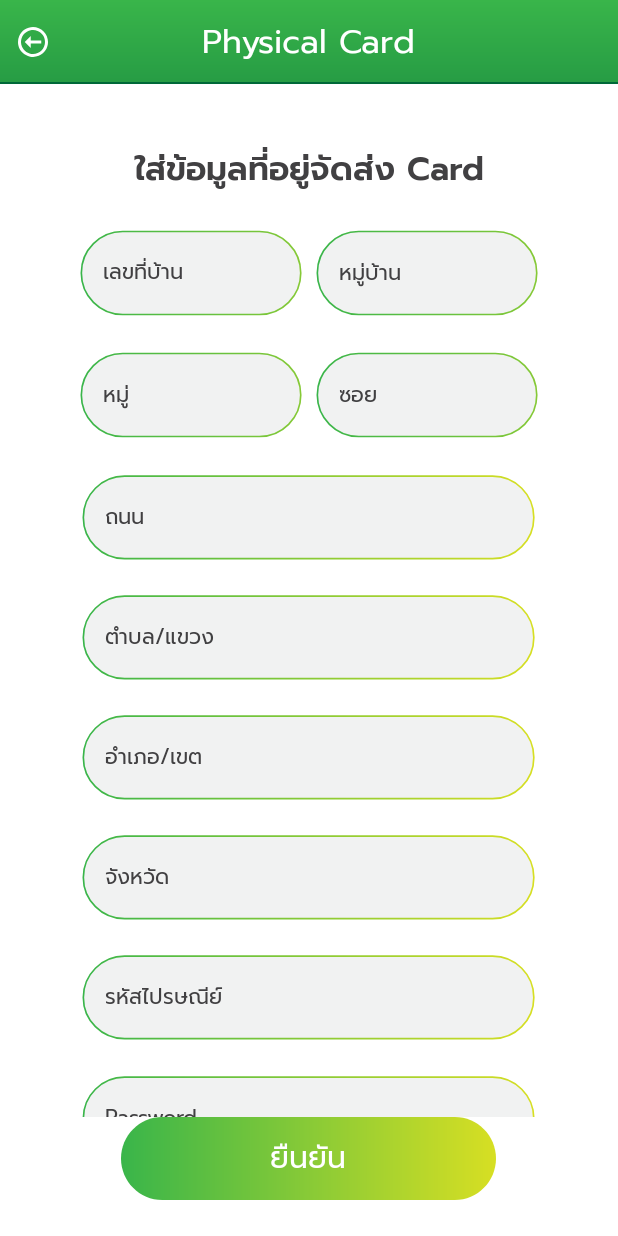
After one commit to bongkochpower/exchange-android, an Android app: the RequestNewCardFragment screen opened through its navigation route, on a phone screen of 412 x 824 dp. The commit adds this screen. Run offline under Robolectric (Android 15) with nearby library versions, the light colour scheme and no system bars; our stand-ins replace RxJava, data binding; 7 statements that could not run were skipped.

Commit message:
update cards

```diff
--- a/app/src/main/java/com/powersoftlab/exchange_android/ui/page/main/cards/CardsActivity.kt
+++ b/app/src/main/java/com/powersoftlab/exchange_android/ui/page/main/cards/CardsActivity.kt
@@ -7,13 +7,17 @@ import android.text.TextWatcher
 import android.view.View
 import androidx.core.content.ContextCompat
 import androidx.core.view.isVisible
+import androidx.fragment.app.Fragment
 import androidx.fragment.app.FragmentTransaction
 import androidx.lifecycle.lifecycleScope
+import androidx.navigation.findNavController
+import androidx.navigation.fragment.findNavController
 import com.powersoftlab.exchange_android.R
 import com.powersoftlab.exchange_android.common.alert.AppAlert
 import com.powersoftlab.exchange_android.databinding.ActivityCardsBinding
 import com.powersoftlab.exchange_android.databinding.ActivityExchangeBinding
 import com.powersoftlab.exchange_android.databinding.ItemRvExchangeCurrencyBinding
+import com.powersoftlab.exchange_android.ext.getCurrentFragment
 import com.powersoftlab.exchange_android.ext.hideKeyboard
 import com.powersoftlab.exchange_android.ext.isMonoClickable
 import com.powersoftlab.exchange_android.ext.monoLastTimeClick
@@ -27,7 +31,10 @@ import com.powersoftlab.exchange_android.ui.list.adapter.SimpleRecyclerViewAdapt
 import com.powersoftlab.exchange_android.ui.list.viewholder.bind.ExchangeHolderHelper.initExchangeFrom
 import com.powersoftlab.exchange_android.ui.list.viewholder.bind.ExchangeHolderHelper.initExchangeTo
 import com.powersoftlab.exchange_android.ui.page.base.BaseActivity
+import com.powersoftlab.exchange_android.ui.page.base.OnBackPressedFragment
+import com.powersoftlab.exchange_android.ui.page.login.register.TermRegisterFragment
 import com.powersoftlab.exchange_android.ui.page.login.register.register.RegisterFragment
+import com.powersoftlab.exchange_android.ui.page.main.cards.request_new_card.RequestNewCardFragment
 import com.powersoftlab.exchange_android.ui.page.main.exchange.ExchangeViewModel
 import kotlinx.coroutines.launch
 import org.koin.androidx.viewmodel.ext.android.stateViewModel
@@ -48,7 +55,7 @@ class CardsActivity : BaseActivity<ActivityCardsBinding>(R.layout.activity_cards
 
     override fun setUp() {
         with(binding) {
-            replaceFragment()
+            //replaceFragment()
         }
     }
 
@@ -60,12 +67,26 @@ class CardsActivity : BaseActivity<ActivityCardsBinding>(R.layout.activity_cards
         }
     }
 
-    private fun replaceFragment() {
-        val fragment = CardsFragment.newInstance()
-        val ft: FragmentTransaction = supportFragmentManager.beginTransaction()
-        ft.replace(R.id.fragment_container, fragment)
-        ft.commitNow()
+    override fun onBackPressed() {
+        val currentFragment = getCurrentFragment()
+        if (currentFragment is OnBackPressedFragment) {
+            val isOverride: Boolean = currentFragment.onBackPressed()
+            when{
+                currentFragment is CardsFragment -> super.onBackPressed()
+                isOverride -> return
+                else -> currentFragment.findNavController().popBackStack()
+            }
+
+
+            /*if (isOverride) {
+                return
+            }else{
+                super.onBackPressed()
+            }*/
+        }
     }
 
+    private fun getCurrentFragment(): Fragment =
+        supportFragmentManager.getCurrentFragment(R.id.fragment_container)
 
 }
--- a/app/src/main/java/com/powersoftlab/exchange_android/ui/page/main/cards/CardsFragment.kt
+++ b/app/src/main/java/com/powersoftlab/exchange_android/ui/page/main/cards/CardsFragment.kt
@@ -1,24 +1,43 @@
 package com.powersoftlab.exchange_android.ui.page.main.cards
 
+import android.util.Log
+import android.view.View
 import com.powersoftlab.exchange_android.R
 import com.powersoftlab.exchange_android.databinding.FragmentCardsBinding
 import com.powersoftlab.exchange_android.databinding.FragmentLoginBinding
+import com.powersoftlab.exchange_android.ext.setOnTouchAnimation
 import com.powersoftlab.exchange_android.ui.page.base.BaseFragment
 import com.powersoftlab.exchange_android.ui.page.base.OnBackPressedFragment
 import com.powersoftlab.exchange_android.ui.page.login.register.register.RegisterFragment
+import com.powersoftlab.exchange_android.ui.page.main.cards.request_new_card.RequestNewCardFragment
 
-class CardsFragment : BaseFragment<FragmentCardsBinding>(R.layout.fragment_cards){
+class CardsFragment : BaseFragment<FragmentCardsBinding>(R.layout.fragment_cards),OnBackPressedFragment {
 
-    companion object{
+    companion object {
         fun newInstance() = CardsFragment()
     }
 
     override fun setUp() {
+        with(binding) {
+        }
 
     }
 
     override fun listener() {
+        with(binding) {
+            btnReqNewCard.apply {
+                setOnTouchAnimation()
+                setOnClickListener { goToRequestNewCard() }
+            }
+        }
+    }
 
+    private fun goToRequestNewCard() {
+        RequestNewCardFragment.navigate(this@CardsFragment)
+    }
+
+    override fun onBackPressed(): Boolean {
+        return false
     }
 
 }
--- /dev/null
+++ b/app/src/main/java/com/powersoftlab/exchange_android/ui/page/main/cards/request_new_card/RequestNewCardFragment.kt
@@ -0,0 +1,83 @@
+package com.powersoftlab.exchange_android.ui.page.main.cards.request_new_card
+
+import android.util.Log
+import androidx.core.view.isVisible
+import androidx.fragment.app.Fragment
+import androidx.navigation.fragment.findNavController
+import com.powersoftlab.exchange_android.R
+import com.powersoftlab.exchange_android.databinding.FragmentCardsBinding
+import com.powersoftlab.exchange_android.databinding.FragmentLoginBinding
+import com.powersoftlab.exchange_android.databinding.FragmentRequestNewCardBinding
+import com.powersoftlab.exchange_android.ext.isMonoClickable
+import com.powersoftlab.exchange_android.ext.monoLastTimeClick
+import com.powersoftlab.exchange_android.ext.setOnTouchAnimation
+import com.powersoftlab.exchange_android.ui.page.base.BaseFragment
+import com.powersoftlab.exchange_android.ui.page.base.OnBackPressedFragment
+import com.powersoftlab.exchange_android.ui.page.login.LoginFragmentDirections
+import com.powersoftlab.exchange_android.ui.page.login.register.register.RegisterFragment
+import com.powersoftlab.exchange_android.ui.page.main.cards.CardsFragmentDirections
+
+class RequestNewCardFragment : BaseFragment<FragmentRequestNewCardBinding>(R.layout.fragment_request_new_card),OnBackPressedFragment {
+
+    companion object {
+        fun newInstance() = RequestNewCardFragment()
+
+        fun navigate(fragment: Fragment) =
+            fragment.findNavController().navigate(CardsFragmentDirections.actionCardsFragmentToRequestNewCardFragment())
+    }
+
+    override fun setUp() {
+        gotoStepInfo()
+        binding.apply {
+
+        }
+
+    }
+
+    override fun listener() {
+        with(binding) {
+            btnConfirm.apply {
+                setOnTouchAnimation()
+                setOnClickListener {
+                    if (!isMonoClickable()) return@setOnClickListener
+                    monoLastTimeClick()
+
+                    if (getCurrentStep() == 1) {
+                        gotoStepDetail()
+                    } else {
+                        Log.d("LOGD", "listener: call api new card")
+                    }
+                }
+            }
+        }
+
+    }
+
+    private fun getCurrentStep(): Int = if (binding.layoutEnterAddress.root.isVisible) {
+        1
+    } else {
+        2
+    }
+
+    private fun gotoStepInfo() {
+        binding.apply {
+            isStepInfo = true
+        }
+    }
+
+    private fun gotoStepDetail() {
+        binding.apply {
+            isStepInfo = false
+        }
+    }
+
+    override fun onBackPressed(): Boolean {
+        return if(getCurrentStep() == 1){
+            false
+        }else{
+            gotoStepInfo()
+            true
+        }
+    }
+
+}
--- a/app/src/main/res/layout/activity_cards.xml
+++ b/app/src/main/res/layout/activity_cards.xml
@@ -26,6 +26,8 @@
 
         <androidx.fragment.app.FragmentContainerView
             android:id="@+id/fragment_container"
+            android:name="androidx.navigation.fragment.NavHostFragment"
+            app:navGraph="@navigation/nav_cards"
             app:layout_constraintBottom_toBottomOf="parent"
             app:layout_constraintTop_toBottomOf="@id/app_bar_layout"
             android:layout_width="match_parent"
--- a/app/src/main/res/layout/fragment_cards.xml
+++ b/app/src/main/res/layout/fragment_cards.xml
@@ -28,10 +28,10 @@
             android:layout_height="wrap_content">
 
             <ImageView
-                android:layout_centerVertical="true"
                 android:layout_width="wrap_content"
                 android:layout_height="wrap_content"
                 android:layout_alignParentStart="true"
+                android:layout_centerVertical="true"
                 android:padding="@dimen/padding_12dp"
                 android:src="@drawable/icon_arrow_left" />
 
@@ -43,10 +43,10 @@
                 android:src="@drawable/bg_card" />
 
             <ImageView
-                android:layout_centerVertical="true"
                 android:layout_width="wrap_content"
                 android:layout_height="wrap_content"
                 android:layout_alignParentEnd="true"
+                android:layout_centerVertical="true"
                 android:padding="@dimen/padding_12dp"
                 android:src="@drawable/icon_arrow_right" />
 
@@ -60,8 +60,8 @@
             android:layout_gravity="center_horizontal"
             android:layout_marginTop="@dimen/margin_30dp"
             android:background="@drawable/bg_confirm"
+            android:text="@string/button_request_new_card"
             android:textAllCaps="false"
-            android:text="@string/button_request_new_card"
             android:textColor="@color/white" />
 
 
--- /dev/null
+++ b/app/src/main/res/layout/fragment_request_new_card.xml
@@ -0,0 +1,64 @@
+<?xml version="1.0" encoding="utf-8"?>
+<layout xmlns:android="http://schemas.android.com/apk/res/android"
+    xmlns:app="http://schemas.android.com/apk/res-auto"
+    xmlns:tools="http://schemas.android.com/tools">
+
+    <data>
+        <import type="android.view.View"/>
+        <variable
+            name="isStepInfo"
+            type="Boolean" />
+    </data>
+
+    <LinearLayout
+        android:layout_width="match_parent"
+        android:layout_height="match_parent"
+        android:layout_marginTop="@dimen/margin_40dp"
+        android:orientation="vertical">
+
+        <androidx.appcompat.widget.AppCompatTextView
+            style="@style/TextViewLarge"
+            android:id="@+id/tv_title_card"
+            android:layout_width="match_parent"
+            android:layout_height="wrap_content"
+            android:gravity="center_horizontal"
+            android:text="@string/title_enter_address_card"
+            android:textColor="@color/text_edittext_gray"
+            app:fontFamily="@font/prompt_semibold" />
+
+        <androidx.appcompat.widget.LinearLayoutCompat
+            android:layout_width="match_parent"
+            android:layout_weight="1"
+            android:layout_height="0dp">
+
+            <!--address info-->
+            <include
+                android:visibility="@{isStepInfo ? View.VISIBLE : View.GONE}"
+                android:id="@+id/layout_enter_address"
+                layout="@layout/layout_enter_address_card" />
+
+            <!--detail card-->
+            <include
+                android:visibility="@{!isStepInfo ? View.VISIBLE : View.GONE}"
+                android:id="@+id/layout_card_detail"
+                layout="@layout/layout_send_card_detail" />
+
+
+        </androidx.appcompat.widget.LinearLayoutCompat>
+
+        <androidx.appcompat.widget.AppCompatButton
+            android:layout_marginBottom="@dimen/margin_24dp"
+            style="@style/TextViewRegularPlus"
+            android:id="@+id/btn_confirm"
+            android:layout_width="wrap_content"
+            android:layout_height="wrap_content"
+            android:layout_gravity="center_horizontal"
+            android:background="@drawable/bg_confirm"
+            android:text="@string/button_confirm"
+            android:textAllCaps="false"
+            android:textColor="@color/white" />
+
+
+    </LinearLayout>
+
+</layout>
--- /dev/null
+++ b/app/src/main/res/layout/layout_enter_address_card.xml
@@ -0,0 +1,211 @@
+<?xml version="1.0" encoding="utf-8"?>
+<layout xmlns:android="http://schemas.android.com/apk/res/android"
+    xmlns:tools="http://schemas.android.com/tools"
+    xmlns:app="http://schemas.android.com/apk/res-auto">
+
+    <data>
+        <import type="android.view.View" />
+
+        <variable
+            name="isHouseNoEmpty"
+            type="Boolean" />
+
+        <variable
+            name="isPostcodeEmpty"
+            type="Boolean" />
+        <variable
+            name="isPasswordEmpty"
+            type="Boolean" />
+
+        <variable
+            name="isConfirmPwNotMatch"
+            type="Boolean" />
+
+    </data>
+
+    <androidx.core.widget.NestedScrollView
+        android:layout_width="match_parent"
+        android:layout_height="wrap_content">
+        <androidx.appcompat.widget.LinearLayoutCompat
+            android:layout_width="match_parent"
+            android:gravity="center_horizontal"
+            android:layout_height="wrap_content"
+            android:orientation="vertical">
+
+            <LinearLayout
+                android:layout_width="wrap_content"
+                android:layout_height="wrap_content">
+
+                <EditText
+                    android:id="@+id/edt_reg_house_no"
+                    style="@style/AppEditText"
+                    android:layout_width="wrap_content"
+                    android:layout_height="wrap_content"
+                    android:layout_marginTop="@dimen/margin_24dp"
+                    android:layout_marginEnd="@dimen/margin_8dp"
+                    android:background="@{isHouseNoEmpty ? @drawable/bg_edittext_small_error : @drawable/bg_edittext_small , default = @drawable/bg_edittext_small}"
+                    android:hint="@string/hint_house_no"
+                    android:importantForAutofill="no"
+                    android:maxLength="@integer/length_edt_small"
+                    android:textColorHint="@{isHouseNoEmpty ? @color/color_error_text : @color/text_edittext_gray}" />
+
+                <EditText
+                    android:id="@+id/edt_reg_village"
+                    style="@style/AppEditText"
+                    tools:ignore="RtlSymmetry"
+                    android:layout_width="wrap_content"
+                    android:layout_height="wrap_content"
+                    android:layout_marginTop="@dimen/margin_24dp"
+                    android:background="@drawable/bg_edittext_small"
+                    android:hint="@string/hint_village"
+                    android:importantForAutofill="no"
+                    android:maxLength="@integer/length_edt_small" />
+            </LinearLayout>
+
+            <LinearLayout
+                android:layout_width="wrap_content"
+                android:layout_height="wrap_content">
+
+                <EditText
+                    android:id="@+id/edt_reg_village_no"
+                    style="@style/AppEditText"
+                    tools:ignore="RtlSymmetry"
+                    android:layout_width="wrap_content"
+                    android:layout_height="wrap_content"
+                    android:layout_marginTop="@dimen/margin_24dp"
+                    android:layout_marginEnd="@dimen/margin_8dp"
+                    android:background="@drawable/bg_edittext_small"
+                    android:hint="@string/hint_village_no"
+                    android:importantForAutofill="no"
+                    android:maxLength="@integer/length_edt_small" />
+
+                <EditText
+                    android:id="@+id/edt_reg_alley"
+                    style="@style/AppEditText"
+                    tools:ignore="RtlSymmetry"
+                    android:layout_width="wrap_content"
+                    android:layout_height="wrap_content"
+                    android:layout_marginTop="@dimen/margin_24dp"
+                    android:background="@drawable/bg_edittext_small"
+                    android:hint="@string/hint_alley"
+                    android:importantForAutofill="no"
+                    android:maxLength="@integer/length_edt_small" />
+            </LinearLayout>
+
+            <!--road-->
+            <com.powersoftlab.exchange_android.ui.widget.EdittextRegister
+                android:id="@+id/edt_reg_street"
+                app:edtTitle="@string/hint_street"
+                android:layout_width="match_parent"
+                android:layout_height="wrap_content"
+                android:layout_marginTop="@dimen/margin_24dp" />
+
+            <!--sub district-->
+            <com.powersoftlab.exchange_android.ui.widget.EdittextRegister
+                android:id="@+id/edt_reg_sub_district"
+                app:edtTitle="@string/hint_sub_district"
+                android:layout_width="match_parent"
+                android:layout_height="wrap_content" />
+
+            <com.powersoftlab.exchange_android.ui.widget.EdittextRegister
+                android:id="@+id/edt_reg_district"
+                app:edtTitle="@string/hint_district"
+                android:layout_width="match_parent"
+                android:layout_height="wrap_content" />
+
+            <com.powersoftlab.exchange_android.ui.widget.EdittextRegister
+                android:id="@+id/edt_reg_province"
+                app:edtTitle="@string/hint_province"
+                android:layout_width="match_parent"
+                android:layout_height="wrap_content" />
+
+            <!--postcode-->
+            <EditText
+                android:id="@+id/edt_reg_postcode"
+                style="@style/AppEditText"
+                tools:ignore="RtlSymmetry"
+                android:layout_width="wrap_content"
+                android:layout_height="wrap_content"
+                android:background="@{isPostcodeEmpty ? @drawable/bg_edittext_error : @drawable/bg_edittext , default = @drawable/bg_edittext}"
+                android:hint="@string/hint_postcode"
+                android:importantForAutofill="no"
+                android:inputType="numberDecimal"
+                android:maxLength="@integer/length_postal_code"
+                android:textColorHint="@{isPostcodeEmpty ? @color/color_error_text : @color/text_edittext_gray}" />
+
+            <androidx.appcompat.widget.AppCompatTextView
+                android:id="@+id/tv_error_postcode"
+                style="@style/TextViewExtraMini"
+                app:fontFamily="@font/prompt_regular"
+                android:layout_width="300dp"
+                android:layout_height="wrap_content"
+                android:layout_marginVertical="@dimen/margin_2dp"
+                android:layout_marginStart="@dimen/margin_16dp"
+                android:gravity="start"
+                android:text="@string/validate_reg_postcode"
+                android:textColor="@color/color_error_text"
+                android:visibility="@{isPostcodeEmpty ? View.VISIBLE : View.INVISIBLE , default= invisible}" />
+
+            <LinearLayout
+                android:id="@+id/layout_password"
+                android:layout_width="match_parent"
+                android:layout_height="wrap_content"
+                android:gravity="center_horizontal"
+                android:orientation="vertical">
+
+                <!--pw-->
+                <EditText
+                    android:id="@+id/edt_reg_password"
+                    style="@style/AppEditText"
+                    tools:ignore="RtlSymmetry"
+                    android:layout_width="wrap_content"
+                    android:layout_height="wrap_content"
+                    android:background="@{isPasswordEmpty ? @drawable/bg_edittext_error : @drawable/bg_edittext , default = @drawable/bg_edittext}"
+                    android:hint="@string/hint_reg_password"
+                    android:importantForAutofill="no"
+                    android:inputType="textPassword"
+                    android:textColorHint="@{isPasswordEmpty ? @color/color_error_text : @color/text_edittext_gray}" />
+
+                <androidx.appcompat.widget.AppCompatTextView
+                    android:id="@+id/tv_error_password"
+                    style="@style/TextViewExtraMini"
+                    app:fontFamily="@font/prompt_regular"
+                    android:layout_width="300dp"
+                    android:layout_height="wrap_content"
+                    android:layout_marginVertical="@dimen/margin_2dp"
+                    android:layout_marginStart="@dimen/margin_16dp"
+                    android:gravity="start"
+                    android:text="@string/validate_reg_password"
+                    android:textColor="@color/color_error_text"
+                    android:visibility="@{isPasswordEmpty ? View.VISIBLE : View.INVISIBLE , default= invisible}" />
+
+                <!--confirm pw-->
+                <EditText
+                    android:id="@+id/edt_reg_confirm_password"
+                    style="@style/AppEditText"
+                    tools:ignore="RtlSymmetry"
+                    android:layout_width="wrap_content"
+                    android:layout_height="wrap_content"
+                    android:background="@{isConfirmPwNotMatch ? @drawable/bg_edittext_error : @drawable/bg_edittext , default = @drawable/bg_edittext}"
+                    android:hint="@string/hint_reg_confirm_password"
+                    android:importantForAutofill="no"
+                    android:inputType="textPassword"
+                    android:textColorHint="@{isConfirmPwNotMatch ? @color/color_error_text : @color/text_edittext_gray}" />
+
+                <androidx.appcompat.widget.AppCompatTextView
+                    style="@style/TextViewExtraMini"
+                    app:fontFamily="@font/prompt_regular"
+                    android:layout_width="300dp"
+                    android:layout_height="wrap_content"
+                    android:layout_marginVertical="@dimen/margin_4dp"
+                    android:layout_marginStart="@dimen/margin_16dp"
+                    android:gravity="start"
+                    android:text="@string/validate_reg_confirm_password"
+                    android:textColor="@color/color_error_text"
+                    android:visibility="@{isConfirmPwNotMatch ? View.VISIBLE : View.INVISIBLE , default=invisible}" />
+            </LinearLayout>
+
+        </androidx.appcompat.widget.LinearLayoutCompat>
+    </androidx.core.widget.NestedScrollView>
+
+</layout>
--- /dev/null
+++ b/app/src/main/res/layout/layout_send_card_detail.xml
@@ -0,0 +1,26 @@
+<?xml version="1.0" encoding="utf-8"?>
+<androidx.constraintlayout.widget.ConstraintLayout xmlns:android="http://schemas.android.com/apk/res/android"
+    android:layout_width="match_parent"
+    android:layout_height="match_parent"
+    xmlns:app="http://schemas.android.com/apk/res-auto">
+
+    <androidx.core.widget.NestedScrollView
+        app:layout_constraintBottom_toBottomOf="parent"
+        android:layout_marginVertical="@dimen/margin_24dp"
+        android:layout_marginHorizontal="50dp"
+        app:layout_constraintTop_toTopOf="parent"
+        android:layout_width="match_parent"
+        android:layout_height="0dp"
+        android:layout_weight="1">
+
+        <androidx.appcompat.widget.AppCompatTextView
+            style="@style/TextViewSmall"
+            android:layout_width="match_parent"
+            android:layout_height="wrap_content"
+            android:gravity="center_horizontal"
+            android:text="@string/message_dummy_term"
+            android:textColor="@color/text_back"
+            app:fontFamily="@font/prompt_regular" />
+    </androidx.core.widget.NestedScrollView>
+
+</androidx.constraintlayout.widget.ConstraintLayout>
--- /dev/null
+++ b/app/src/main/res/navigation/nav_cards.xml
@@ -0,0 +1,22 @@
+<?xml version="1.0" encoding="utf-8"?>
+<navigation xmlns:android="http://schemas.android.com/apk/res/android"
+    xmlns:app="http://schemas.android.com/apk/res-auto"
+    xmlns:tools="http://schemas.android.com/tools"
+    android:id="@+id/nav_cards"
+    app:startDestination="@id/cardsFragment">
+
+    <fragment
+        android:id="@+id/cardsFragment"
+        tools:layout="@layout/fragment_cards"
+        android:name="com.powersoftlab.exchange_android.ui.page.main.cards.CardsFragment"
+        android:label="CardsFragment" >
+        <action
+            android:id="@+id/action_cardsFragment_to_requestNewCardFragment"
+            app:destination="@id/requestNewCardFragment" />
+    </fragment>
+    <fragment
+        android:id="@+id/requestNewCardFragment"
+        tools:layout="@layout/fragment_request_new_card"
+        android:name="com.powersoftlab.exchange_android.ui.page.main.cards.request_new_card.RequestNewCardFragment"
+        android:label="RequestNewCardFragment" />
+</navigation>
--- a/app/src/main/res/values/strings.xml
+++ b/app/src/main/res/values/strings.xml
@@ -39,6 +39,8 @@
     <string name="title_history_transaction">เลือกดูประวัติการทำรายการ</string>
     <string name="title_history_transactino_list">รายการ</string>
     <string name="title_history_date_select">ตั้งแต่วันที่ %1$s - %2$s</string>
+    <string name="title_enter_address_card">ใส่ข้อมูลที่อยู่จัดส่ง Card</string>
+    <string name="title_send_card_detail">รายละเอียดการจัดส่ง Card</string>
 
 
     <!--description-->
```
